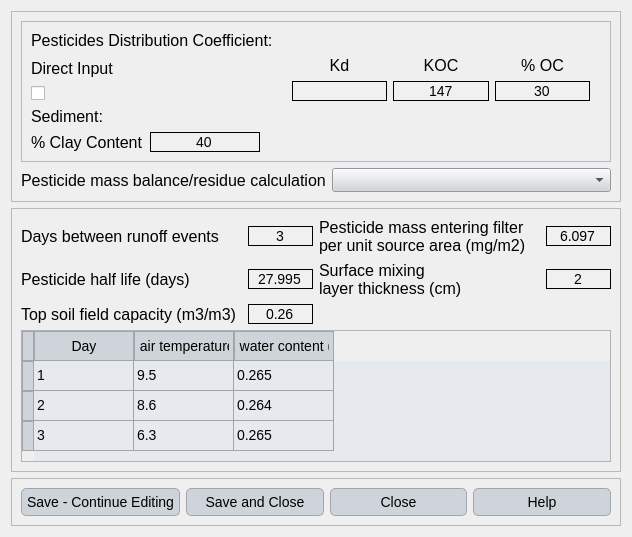
Inigobarbe/VFSMOD-GUI, file ui/water_quality.ui: the form before one commit.
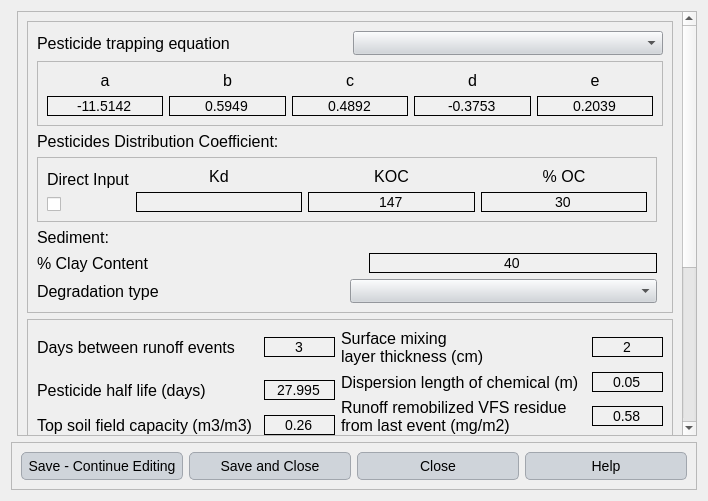
The form after the commit.

```diff
--- a/ui/water_quality.ui
+++ b/ui/water_quality.ui
@@ -6,8 +6,8 @@
    <rect>
     <x>0</x>
     <y>0</y>
-    <width>632</width>
-    <height>537</height>
+    <width>708</width>
+    <height>501</height>
    </rect>
   </property>
   <property name="windowTitle">
@@ -116,236 +116,8 @@
     border: 1px solid #a1a6ad; /* Borde gris medio del botón de esquina */
 }</string>
   </property>
-  <layout class="QGridLayout" name="gridLayout_4">
-   <item row="1" column="0">
-    <widget class="QFrame" name="frame_5">
-     <property name="frameShape">
-      <enum>QFrame::StyledPanel</enum>
-     </property>
-     <property name="frameShadow">
-      <enum>QFrame::Raised</enum>
-     </property>
-     <layout class="QGridLayout" name="gridLayout_5">
-      <item row="1" column="0">
-       <layout class="QHBoxLayout" name="horizontalLayout_3">
-        <item>
-         <widget class="QLabel" name="label_9">
-          <property name="minimumSize">
-           <size>
-            <width>221</width>
-            <height>0</height>
-           </size>
-          </property>
-          <property name="text">
-           <string>Days between runoff events</string>
-          </property>
-         </widget>
-        </item>
-        <item>
-         <widget class="QLineEdit" name="days">
-          <property name="text">
-           <string>3</string>
-          </property>
-          <property name="alignment">
-           <set>Qt::AlignCenter</set>
-          </property>
-         </widget>
-        </item>
-       </layout>
-      </item>
-      <item row="3" column="0">
-       <layout class="QHBoxLayout" name="horizontalLayout_5">
-        <item>
-         <widget class="QLabel" name="label_11">
-          <property name="minimumSize">
-           <size>
-            <width>221</width>
-            <height>0</height>
-           </size>
-          </property>
-          <property name="text">
-           <string>Top soil field capacity (m3/m3)</string>
-          </property>
-         </widget>
-        </item>
-        <item>
-         <widget class="QLineEdit" name="field_capacity">
-          <property name="text">
-           <string>0.26</string>
-          </property>
-          <property name="alignment">
-           <set>Qt::AlignCenter</set>
-          </property>
-         </widget>
-        </item>
-       </layout>
-      </item>
-      <item row="2" column="0">
-       <layout class="QHBoxLayout" name="horizontalLayout_4">
-        <item>
-         <widget class="QLabel" name="label_10">
-          <property name="minimumSize">
-           <size>
-            <width>221</width>
-            <height>0</height>
-           </size>
-          </property>
-          <property name="text">
-           <string>Pesticide half life (days)</string>
-          </property>
-         </widget>
-        </item>
-        <item>
-         <widget class="QLineEdit" name="half_life">
-          <property name="text">
-           <string>27.995</string>
-          </property>
-          <property name="alignment">
-           <set>Qt::AlignCenter</set>
-          </property>
-         </widget>
-        </item>
-       </layout>
-      </item>
-      <item row="5" column="0" colspan="2">
-       <widget class="QTableWidget" name="tableWidget">
-        <row>
-         <property name="text">
-          <string/>
-         </property>
-        </row>
-        <row>
-         <property name="text">
-          <string/>
-         </property>
-        </row>
-        <row>
-         <property name="text">
-          <string/>
-         </property>
-        </row>
-        <column>
-         <property name="text">
-          <string>Day</string>
-         </property>
-        </column>
-        <column>
-         <property name="text">
-          <string>Daily air temperature (ºC)</string>
-         </property>
-        </column>
-        <column>
-         <property name="text">
-          <string>Top soil water content (m3/m3)</string>
-         </property>
-        </column>
-        <item row="0" column="0">
-         <property name="text">
-          <string>1</string>
-         </property>
-        </item>
-        <item row="0" column="1">
-         <property name="text">
-          <string>9.5</string>
-         </property>
-        </item>
-        <item row="0" column="2">
-         <property name="text">
-          <string>0.265</string>
-         </property>
-        </item>
-        <item row="1" column="0">
-         <property name="text">
-          <string>2</string>
-         </property>
-        </item>
-        <item row="1" column="1">
-         <property name="text">
-          <string>8.6</string>
-         </property>
-        </item>
-        <item row="1" column="2">
-         <property name="text">
-          <string>0.264</string>
-         </property>
-        </item>
-        <item row="2" column="0">
-         <property name="text">
-          <string>3</string>
-         </property>
-        </item>
-        <item row="2" column="1">
-         <property name="text">
-          <string>6.3</string>
-         </property>
-        </item>
-        <item row="2" column="2">
-         <property name="text">
-          <string>0.265</string>
-         </property>
-        </item>
-       </widget>
-      </item>
-      <item row="2" column="1">
-       <layout class="QHBoxLayout" name="horizontalLayout_6">
-        <item>
-         <widget class="QLabel" name="label_12">
-          <property name="minimumSize">
-           <size>
-            <width>221</width>
-            <height>0</height>
-           </size>
-          </property>
-          <property name="text">
-           <string>Surface mixing 
-layer thickness (cm)</string>
-          </property>
-         </widget>
-        </item>
-        <item>
-         <widget class="QLineEdit" name="thickness">
-          <property name="text">
-           <string>2</string>
-          </property>
-          <property name="alignment">
-           <set>Qt::AlignCenter</set>
-          </property>
-         </widget>
-        </item>
-       </layout>
-      </item>
-      <item row="1" column="1">
-       <layout class="QHBoxLayout" name="horizontalLayout_7">
-        <item>
-         <widget class="QLabel" name="label_13">
-          <property name="minimumSize">
-           <size>
-            <width>221</width>
-            <height>0</height>
-           </size>
-          </property>
-          <property name="text">
-           <string>Pesticide mass entering filter 
-per unit source area (mg/m2)</string>
-          </property>
-         </widget>
-        </item>
-        <item>
-         <widget class="QLineEdit" name="mass">
-          <property name="text">
-           <string>6.097</string>
-          </property>
-          <property name="alignment">
-           <set>Qt::AlignCenter</set>
-          </property>
-         </widget>
-        </item>
-       </layout>
-      </item>
-     </layout>
-    </widget>
-   </item>
-   <item row="3" column="0">
+  <layout class="QGridLayout" name="gridLayout_6">
+   <item row="1" column="0" colspan="2">
     <widget class="QFrame" name="frame_3">
      <property name="frameShape">
       <enum>QFrame::StyledPanel</enum>
@@ -385,190 +157,678 @@
      </layout>
     </widget>
    </item>
-   <item row="0" column="0">
-    <widget class="QFrame" name="frame_4">
-     <property name="frameShape">
-      <enum>QFrame::StyledPanel</enum>
+   <item row="0" column="1">
+    <widget class="QScrollArea" name="scrollArea">
+     <property name="widgetResizable">
+      <bool>true</bool>
      </property>
-     <property name="frameShadow">
-      <enum>QFrame::Raised</enum>
-     </property>
-     <layout class="QGridLayout" name="gridLayout_2">
-      <item row="1" column="0">
-       <layout class="QHBoxLayout" name="horizontalLayout_2">
-        <item>
-         <widget class="QLabel" name="label_8">
-          <property name="text">
-           <string>Pesticide mass balance/residue calculation</string>
-          </property>
-         </widget>
-        </item>
-        <item>
-         <widget class="QComboBox" name="calculation"/>
-        </item>
-       </layout>
-      </item>
-      <item row="0" column="0">
-       <widget class="QFrame" name="frame">
-        <property name="frameShape">
-         <enum>QFrame::StyledPanel</enum>
-        </property>
-        <property name="frameShadow">
-         <enum>QFrame::Raised</enum>
-        </property>
-        <layout class="QGridLayout" name="gridLayout_3">
-         <item row="2" column="3">
-          <layout class="QVBoxLayout" name="verticalLayout_4">
-           <item>
-            <widget class="QLabel" name="label_6">
+     <widget class="QWidget" name="scrollAreaWidgetContents">
+      <property name="geometry">
+       <rect>
+        <x>0</x>
+        <y>-280</y>
+        <width>665</width>
+        <height>706</height>
+       </rect>
+      </property>
+      <layout class="QGridLayout" name="gridLayout_7">
+       <item row="0" column="0">
+        <widget class="QFrame" name="frame">
+         <property name="frameShape">
+          <enum>QFrame::StyledPanel</enum>
+         </property>
+         <property name="frameShadow">
+          <enum>QFrame::Raised</enum>
+         </property>
+         <layout class="QGridLayout" name="gridLayout_3">
+          <item row="4" column="0">
+           <widget class="QLabel" name="label_2">
+            <property name="text">
+             <string>Sediment:</string>
+            </property>
+           </widget>
+          </item>
+          <item row="0" column="0" colspan="2">
+           <layout class="QHBoxLayout" name="horizontalLayout_11">
+            <item>
+             <widget class="QLabel" name="label_17">
+              <property name="text">
+               <string>Pesticide trapping equation</string>
+              </property>
+             </widget>
+            </item>
+            <item>
+             <widget class="QComboBox" name="trapping_equation"/>
+            </item>
+           </layout>
+          </item>
+          <item row="3" column="0">
+           <widget class="QFrame" name="frame_6">
+            <property name="frameShape">
+             <enum>QFrame::StyledPanel</enum>
+            </property>
+            <property name="frameShadow">
+             <enum>QFrame::Raised</enum>
+            </property>
+            <layout class="QGridLayout" name="gridLayout_4">
+             <item row="0" column="0">
+              <layout class="QVBoxLayout" name="verticalLayout">
+               <item>
+                <widget class="QLabel" name="label_3">
+                 <property name="text">
+                  <string>Direct Input</string>
+                 </property>
+                </widget>
+               </item>
+               <item>
+                <widget class="QCheckBox" name="check_direct">
+                 <property name="text">
+                  <string/>
+                 </property>
+                </widget>
+               </item>
+              </layout>
+             </item>
+             <item row="0" column="1">
+              <layout class="QVBoxLayout" name="verticalLayout_2">
+               <item>
+                <widget class="QLabel" name="label_4">
+                 <property name="text">
+                  <string>Kd</string>
+                 </property>
+                 <property name="alignment">
+                  <set>Qt::AlignCenter</set>
+                 </property>
+                </widget>
+               </item>
+               <item>
+                <widget class="QLineEdit" name="line_kd">
+                 <property name="alignment">
+                  <set>Qt::AlignCenter</set>
+                 </property>
+                </widget>
+               </item>
+              </layout>
+             </item>
+             <item row="0" column="2">
+              <layout class="QVBoxLayout" name="verticalLayout_3">
+               <item>
+                <widget class="QLabel" name="label_5">
+                 <property name="text">
+                  <string>KOC</string>
+                 </property>
+                 <property name="alignment">
+                  <set>Qt::AlignCenter</set>
+                 </property>
+                </widget>
+               </item>
+               <item>
+                <widget class="QLineEdit" name="line_koc">
+                 <property name="text">
+                  <string>147</string>
+                 </property>
+                 <property name="alignment">
+                  <set>Qt::AlignCenter</set>
+                 </property>
+                </widget>
+               </item>
+              </layout>
+             </item>
+             <item row="0" column="3">
+              <layout class="QVBoxLayout" name="verticalLayout_4">
+               <item>
+                <widget class="QLabel" name="label_6">
+                 <property name="text">
+                  <string>% OC</string>
+                 </property>
+                 <property name="alignment">
+                  <set>Qt::AlignCenter</set>
+                 </property>
+                </widget>
+               </item>
+               <item>
+                <widget class="QLineEdit" name="line_oc">
+                 <property name="text">
+                  <string>30</string>
+                 </property>
+                 <property name="alignment">
+                  <set>Qt::AlignCenter</set>
+                 </property>
+                </widget>
+               </item>
+              </layout>
+             </item>
+            </layout>
+           </widget>
+          </item>
+          <item row="2" column="0">
+           <widget class="QLabel" name="label">
+            <property name="text">
+             <string>Pesticides Distribution Coefficient:</string>
+            </property>
+           </widget>
+          </item>
+          <item row="3" column="3">
+           <spacer name="horizontalSpacer_2">
+            <property name="orientation">
+             <enum>Qt::Horizontal</enum>
+            </property>
+            <property name="sizeHint" stdset="0">
+             <size>
+              <width>40</width>
+              <height>20</height>
+             </size>
+            </property>
+           </spacer>
+          </item>
+          <item row="1" column="0" colspan="2">
+           <widget class="QFrame" name="frame_2">
+            <property name="frameShape">
+             <enum>QFrame::StyledPanel</enum>
+            </property>
+            <property name="frameShadow">
+             <enum>QFrame::Raised</enum>
+            </property>
+            <layout class="QGridLayout" name="gridLayout_2">
+             <item row="0" column="0">
+              <layout class="QVBoxLayout" name="verticalLayout_5">
+               <item>
+                <widget class="QLabel" name="label_18">
+                 <property name="text">
+                  <string>a</string>
+                 </property>
+                 <property name="alignment">
+                  <set>Qt::AlignCenter</set>
+                 </property>
+                </widget>
+               </item>
+               <item>
+                <widget class="QLineEdit" name="equation_a">
+                 <property name="text">
+                  <string>-11.5142</string>
+                 </property>
+                 <property name="alignment">
+                  <set>Qt::AlignCenter</set>
+                 </property>
+                </widget>
+               </item>
+              </layout>
+             </item>
+             <item row="0" column="1">
+              <layout class="QVBoxLayout" name="verticalLayout_6">
+               <item>
+                <widget class="QLabel" name="label_19">
+                 <property name="text">
+                  <string>b</string>
+                 </property>
+                 <property name="alignment">
+                  <set>Qt::AlignCenter</set>
+                 </property>
+                </widget>
+               </item>
+               <item>
+                <widget class="QLineEdit" name="equation_b">
+                 <property name="text">
+                  <string>0.5949</string>
+                 </property>
+                 <property name="alignment">
+                  <set>Qt::AlignCenter</set>
+                 </property>
+                </widget>
+               </item>
+              </layout>
+             </item>
+             <item row="0" column="2">
+              <layout class="QVBoxLayout" name="verticalLayout_7">
+               <item>
+                <widget class="QLabel" name="label_20">
+                 <property name="text">
+                  <string>c</string>
+                 </property>
+                 <property name="alignment">
+                  <set>Qt::AlignCenter</set>
+                 </property>
+                </widget>
+               </item>
+               <item>
+                <widget class="QLineEdit" name="equation_c">
+                 <property name="text">
+                  <string>0.4892</string>
+                 </property>
+                 <property name="alignment">
+                  <set>Qt::AlignCenter</set>
+                 </property>
+                </widget>
+               </item>
+              </layout>
+             </item>
+             <item row="0" column="3">
+              <layout class="QVBoxLayout" name="verticalLayout_8">
+               <item>
+                <widget class="QLabel" name="label_21">
+                 <property name="text">
+                  <string>d</string>
+                 </property>
+                 <property name="alignment">
+                  <set>Qt::AlignCenter</set>
+                 </property>
+                </widget>
+               </item>
+               <item>
+                <widget class="QLineEdit" name="equation_d">
+                 <property name="text">
+                  <string>-0.3753</string>
+                 </property>
+                 <property name="alignment">
+                  <set>Qt::AlignCenter</set>
+                 </property>
+                </widget>
+               </item>
+              </layout>
+             </item>
+             <item row="0" column="4">
+              <layout class="QVBoxLayout" name="verticalLayout_9">
+               <item>
+                <widget class="QLabel" name="label_22">
+                 <property name="text">
+                  <string>e</string>
+                 </property>
+                 <property name="alignment">
+                  <set>Qt::AlignCenter</set>
+                 </property>
+                </widget>
+               </item>
+               <item>
+                <widget class="QLineEdit" name="equation_e">
+                 <property name="text">
+                  <string>0.2039</string>
+                 </property>
+                 <property name="alignment">
+                  <set>Qt::AlignCenter</set>
+                 </property>
+                </widget>
+               </item>
+              </layout>
+             </item>
+            </layout>
+           </widget>
+          </item>
+          <item row="5" column="0">
+           <layout class="QHBoxLayout" name="horizontalLayout">
+            <item>
+             <widget class="QLabel" name="label_7">
+              <property name="minimumSize">
+               <size>
+                <width>326</width>
+                <height>0</height>
+               </size>
+              </property>
+              <property name="text">
+               <string>% Clay Content</string>
+              </property>
+             </widget>
+            </item>
+            <item>
+             <widget class="QLineEdit" name="line_clay">
+              <property name="text">
+               <string>40</string>
+              </property>
+              <property name="alignment">
+               <set>Qt::AlignCenter</set>
+              </property>
+             </widget>
+            </item>
+           </layout>
+          </item>
+          <item row="6" column="0">
+           <layout class="QHBoxLayout" name="horizontalLayout_2">
+            <item>
+             <widget class="QLabel" name="label_8">
+              <property name="text">
+               <string>Degradation type</string>
+              </property>
+             </widget>
+            </item>
+            <item>
+             <widget class="QComboBox" name="calculation"/>
+            </item>
+           </layout>
+          </item>
+         </layout>
+        </widget>
+       </item>
+       <item row="3" column="0">
+        <widget class="QFrame" name="frame_5">
+         <property name="frameShape">
+          <enum>QFrame::StyledPanel</enum>
+         </property>
+         <property name="frameShadow">
+          <enum>QFrame::Raised</enum>
+         </property>
+         <layout class="QGridLayout" name="gridLayout_5">
+          <item row="0" column="0">
+           <layout class="QHBoxLayout" name="horizontalLayout_3">
+            <item>
+             <widget class="QLabel" name="label_9">
+              <property name="minimumSize">
+               <size>
+                <width>221</width>
+                <height>0</height>
+               </size>
+              </property>
+              <property name="text">
+               <string>Days between runoff events</string>
+              </property>
+             </widget>
+            </item>
+            <item>
+             <widget class="QLineEdit" name="days">
+              <property name="text">
+               <string>3</string>
+              </property>
+              <property name="alignment">
+               <set>Qt::AlignCenter</set>
+              </property>
+             </widget>
+            </item>
+           </layout>
+          </item>
+          <item row="0" column="1">
+           <layout class="QHBoxLayout" name="horizontalLayout_6">
+            <item>
+             <widget class="QLabel" name="label_12">
+              <property name="minimumSize">
+               <size>
+                <width>245</width>
+                <height>0</height>
+               </size>
+              </property>
+              <property name="text">
+               <string>Surface mixing 
+layer thickness (cm)</string>
+              </property>
+             </widget>
+            </item>
+            <item>
+             <widget class="QLineEdit" name="thickness">
+              <property name="text">
+               <string>2</string>
+              </property>
+              <property name="alignment">
+               <set>Qt::AlignCenter</set>
+              </property>
+             </widget>
+            </item>
+           </layout>
+          </item>
+          <item row="1" column="0" rowspan="2">
+           <layout class="QHBoxLayout" name="horizontalLayout_4">
+            <item>
+             <widget class="QLabel" name="label_10">
+              <property name="minimumSize">
+               <size>
+                <width>221</width>
+                <height>0</height>
+               </size>
+              </property>
+              <property name="text">
+               <string>Pesticide half life (days)</string>
+              </property>
+             </widget>
+            </item>
+            <item>
+             <widget class="QLineEdit" name="half_life">
+              <property name="text">
+               <string>27.995</string>
+              </property>
+              <property name="alignment">
+               <set>Qt::AlignCenter</set>
+              </property>
+             </widget>
+            </item>
+           </layout>
+          </item>
+          <item row="1" column="1">
+           <layout class="QHBoxLayout" name="horizontalLayout_8">
+            <item>
+             <widget class="QLabel" name="label_14">
+              <property name="minimumSize">
+               <size>
+                <width>245</width>
+                <height>0</height>
+               </size>
+              </property>
+              <property name="text">
+               <string>Dispersion length of chemical (m)</string>
+              </property>
+             </widget>
+            </item>
+            <item>
+             <widget class="QLineEdit" name="dispersion">
+              <property name="text">
+               <string>0.05</string>
+              </property>
+              <property name="alignment">
+               <set>Qt::AlignCenter</set>
+              </property>
+             </widget>
+            </item>
+           </layout>
+          </item>
+          <item row="2" column="1" rowspan="2">
+           <layout class="QHBoxLayout" name="horizontalLayout_9">
+            <item>
+             <widget class="QLabel" name="label_15">
+              <property name="minimumSize">
+               <size>
+                <width>245</width>
+                <height>0</height>
+               </size>
+              </property>
+              <property name="text">
+               <string>Runoff remobilized VFS residue 
+from last event (mg/m2)</string>
+              </property>
+             </widget>
+            </item>
+            <item>
+             <widget class="QLineEdit" name="remobilised">
+              <property name="text">
+               <string>0.58</string>
+              </property>
+              <property name="alignment">
+               <set>Qt::AlignCenter</set>
+              </property>
+             </widget>
+            </item>
+           </layout>
+          </item>
+          <item row="3" column="0">
+           <layout class="QHBoxLayout" name="horizontalLayout_5">
+            <item>
+             <widget class="QLabel" name="label_11">
+              <property name="minimumSize">
+               <size>
+                <width>221</width>
+                <height>0</height>
+               </size>
+              </property>
+              <property name="text">
+               <string>Top soil field capacity (m3/m3)</string>
+              </property>
+             </widget>
+            </item>
+            <item>
+             <widget class="QLineEdit" name="field_capacity">
+              <property name="text">
+               <string>0.26</string>
+              </property>
+              <property name="alignment">
+               <set>Qt::AlignCenter</set>
+              </property>
+             </widget>
+            </item>
+           </layout>
+          </item>
+          <item row="4" column="0">
+           <layout class="QHBoxLayout" name="horizontalLayout_7">
+            <item>
+             <widget class="QLabel" name="label_13">
+              <property name="minimumSize">
+               <size>
+                <width>221</width>
+                <height>0</height>
+               </size>
+              </property>
+              <property name="text">
+               <string>Pesticide mass entering filter 
+per unit source area (mg/m2)</string>
+              </property>
+             </widget>
+            </item>
+            <item>
+             <widget class="QLineEdit" name="mass">
+              <property name="text">
+               <string>6.097</string>
+              </property>
+              <property name="alignment">
+               <set>Qt::AlignCenter</set>
+              </property>
+             </widget>
+            </item>
+           </layout>
+          </item>
+          <item row="4" column="1">
+           <layout class="QHBoxLayout" name="horizontalLayout_10">
+            <item>
+             <widget class="QLabel" name="label_16">
+              <property name="minimumSize">
+               <size>
+                <width>245</width>
+                <height>0</height>
+               </size>
+              </property>
+              <property name="text">
+               <string>Portion residue available for 
+remobilization to next runoff event</string>
+              </property>
+             </widget>
+            </item>
+            <item>
+             <widget class="QLineEdit" name="imob">
+              <property name="text">
+               <string>1</string>
+              </property>
+              <property name="alignment">
+               <set>Qt::AlignCenter</set>
+              </property>
+             </widget>
+            </item>
+           </layout>
+          </item>
+          <item row="5" column="0" colspan="2">
+           <widget class="QTableWidget" name="tableWidget">
+            <property name="minimumSize">
+             <size>
+              <width>0</width>
+              <height>200</height>
+             </size>
+            </property>
+            <row>
              <property name="text">
-              <string>% OC</string>
+              <string/>
              </property>
-             <property name="alignment">
-              <set>Qt::AlignCenter</set>
+            </row>
+            <row>
+             <property name="text">
+              <string/>
              </property>
-            </widget>
-           </item>
-           <item>
-            <widget class="QLineEdit" name="line_oc">
+            </row>
+            <row>
              <property name="text">
-              <string>30</string>
+              <string/>
              </property>
-             <property name="alignment">
-              <set>Qt::AlignCenter</set>
+            </row>
+            <column>
+             <property name="text">
+              <string>Day</string>
              </property>
-            </widget>
-           </item>
-          </layout>
-         </item>
-         <item row="2" column="0">
-          <layout class="QVBoxLayout" name="verticalLayout">
-           <item>
-            <widget class="QLabel" name="label_3">
+            </column>
+            <column>
              <property name="text">
-              <string>Direct Input</string>
+              <string>Daily air temperature (ºC)</string>
              </property>
-            </widget>
-           </item>
-           <item>
-            <widget class="QCheckBox" name="check_direct">
+            </column>
+            <column>
              <property name="text">
-              <string/>
+              <string>Top soil water content (m3/m3)</string>
              </property>
-            </widget>
-           </item>
-          </layout>
-         </item>
-         <item row="3" column="0">
-          <widget class="QLabel" name="label_2">
-           <property name="text">
-            <string>Sediment:</string>
-           </property>
-          </widget>
-         </item>
-         <item row="2" column="2">
-          <layout class="QVBoxLayout" name="verticalLayout_3">
-           <item>
-            <widget class="QLabel" name="label_5">
+            </column>
+            <item row="0" column="0">
              <property name="text">
-              <string>KOC</string>
+              <string>1</string>
              </property>
-             <property name="alignment">
-              <set>Qt::AlignCenter</set>
+            </item>
+            <item row="0" column="1">
+             <property name="text">
+              <string>9.5</string>
              </property>
-            </widget>
-           </item>
-           <item>
-            <widget class="QLineEdit" name="line_koc">
+            </item>
+            <item row="0" column="2">
              <property name="text">
-              <string>147</string>
+              <string>0.265</string>
              </property>
-             <property name="alignment">
-              <set>Qt::AlignCenter</set>
+            </item>
+            <item row="1" column="0">
+             <property name="text">
+              <string>2</string>
              </property>
-            </widget>
-           </item>
-          </layout>
-         </item>
-         <item row="4" column="0">
-          <layout class="QHBoxLayout" name="horizontalLayout">
-           <item>
-            <widget class="QLabel" name="label_7">
+            </item>
+            <item row="1" column="1">
              <property name="text">
-              <string>% Clay Content</string>
+              <string>8.6</string>
              </property>
-            </widget>
-           </item>
-           <item>
-            <widget class="QLineEdit" name="line_clay">
+            </item>
+            <item row="1" column="2">
              <property name="text">
-              <string>40</string>
+              <string>0.264</string>
              </property>
-             <property name="alignment">
-              <set>Qt::AlignCenter</set>
+            </item>
+            <item row="2" column="0">
+             <property name="text">
+              <string>3</string>
              </property>
-            </widget>
-           </item>
-           <item>
-            <spacer name="horizontalSpacer">
-             <property name="orientation">
-              <enum>Qt::Horizontal</enum>
+            </item>
+            <item row="2" column="1">
+             <property name="text">
+              <string>6.3</string>
              </property>
-             <property name="sizeHint" stdset="0">
-              <size>
-               <width>40</width>
-               <height>20</height>
-              </size>
-             </property>
-            </spacer>
-           </item>
-          </layout>
-         </item>
-         <item row="2" column="4">
-          <spacer name="horizontalSpacer_2">
-           <property name="orientation">
-            <enum>Qt::Horizontal</enum>
-           </property>
-           <property name="sizeHint" stdset="0">
-            <size>
-             <width>40</width>
-             <height>20</height>
-            </size>
-           </property>
-          </spacer>
-         </item>
-         <item row="2" column="1">
-          <layout class="QVBoxLayout" name="verticalLayout_2">
-           <item>
-            <widget class="QLabel" name="label_4">
+            </item>
+            <item row="2" column="2">
              <property name="text">
-              <string>Kd</string>
+              <string>0.265</string>
              </property>
-             <property name="alignment">
-              <set>Qt::AlignCenter</set>
-             </property>
-            </widget>
-           </item>
-           <item>
-            <widget class="QLineEdit" name="line_kd">
-             <property name="alignment">
-              <set>Qt::AlignCenter</set>
-             </property>
-            </widget>
-           </item>
-          </layout>
-         </item>
-         <item row="0" column="0">
-          <widget class="QLabel" name="label">
-           <property name="text">
-            <string>Pesticides Distribution Coefficient:</string>
-           </property>
-          </widget>
-         </item>
-        </layout>
-       </widget>
-      </item>
-     </layout>
+            </item>
+           </widget>
+          </item>
+         </layout>
+        </widget>
+       </item>
+       <item row="4" column="0">
+        <spacer name="verticalSpacer">
+         <property name="orientation">
+          <enum>Qt::Vertical</enum>
+         </property>
+         <property name="sizeHint" stdset="0">
+          <size>
+           <width>20</width>
+           <height>40</height>
+          </size>
+         </property>
+        </spacer>
+       </item>
+      </layout>
+     </widget>
     </widget>
    </item>
   </layout>
```
